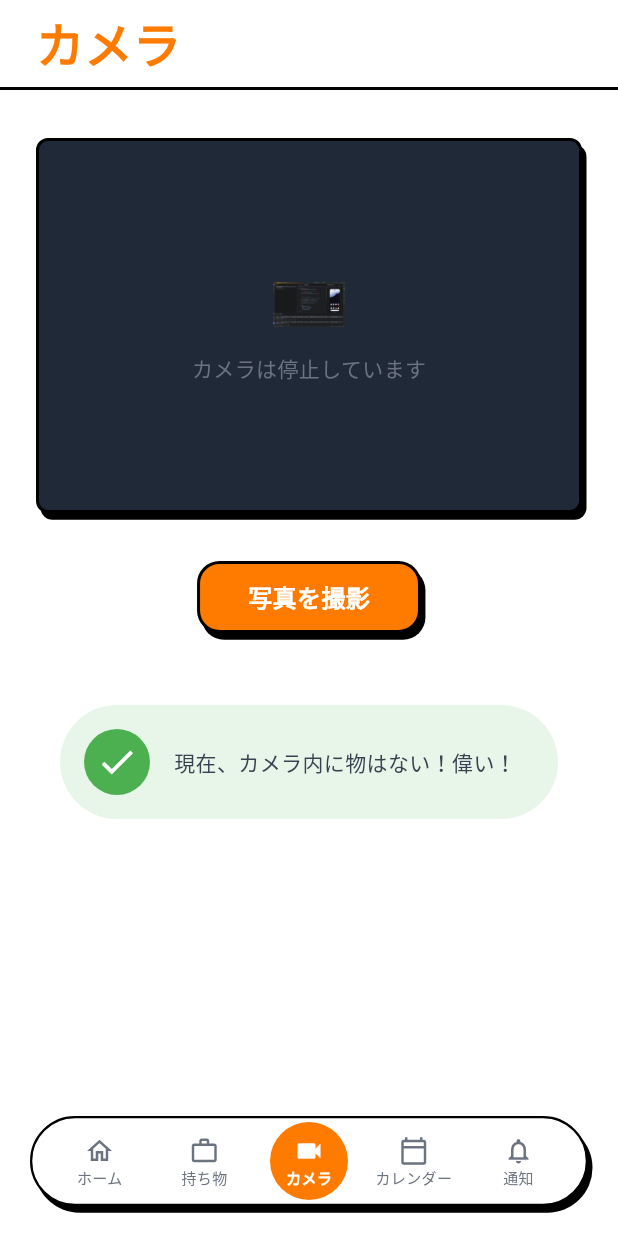
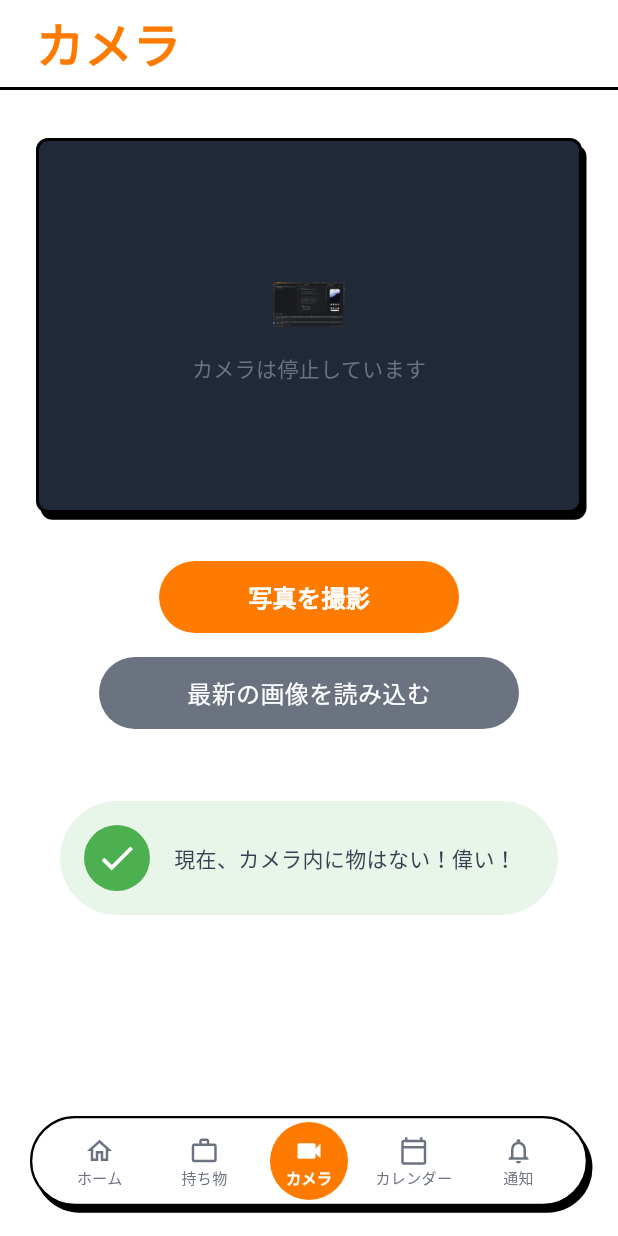
Before and after one commit to Aki0615/Motteko, a Flutter app: the CameraScreen screen opened by its route, on a phone screen of 412 x 824 dp. Run offline on Flutter 3.47's test engine with Material 3 defaults, Android fonts, the phone set to English and light mode, and no system bars; our stand-ins replace cloud_firestore, firebase_auth, firebase_core, flutter_blue_plus, flutter_local_notifications, go_router and 3 more; missing offline and left inert: holiday_jp; accounts and stored records are empty; Roboto replaces fonts that are missing (Zen Maru Gothic).

Commit message:
Add reload button to camera screen

```diff
--- a/lib/screens/camera_screen.dart
+++ b/lib/screens/camera_screen.dart
@@ -92,43 +92,61 @@ class _CameraScreenState extends State<CameraScreen> {
               const SizedBox(height: 32),
 
               // ============================================================
-              // 撮影ボタン
+              // 撮影ボタン & 画像更新ボタン
               // ============================================================
+              Column(
+                children: [
                   GestureDetector(
                     onTap: _takePhoto,
                     child: Container(
                       height: 48,
-                  padding: const EdgeInsets.symmetric(horizontal: 32),
+                      width: 200, // Figmaデザインに合わせた横幅
                       decoration: ShapeDecoration(
                         color: const Color(0xFFFF7B00),
                         shape: RoundedRectangleBorder(
-                      side: const BorderSide(width: 2, color: Colors.black),
-                      borderRadius: BorderRadius.circular(15),
+                          borderRadius: BorderRadius.circular(24), // 丸みを強く
                         ),
-                    shadows: const [
-                      BoxShadow(
-                        color: Colors.black,
-                        blurRadius: 0,
-                        offset: Offset(3, 4.5),
-                        spreadRadius: 0,
-                      )
-                    ],
                       ),
-                  child: Row(
-                    mainAxisSize: MainAxisSize.min,
-                    mainAxisAlignment: MainAxisAlignment.center,
-                    children: [
-                      Text(
+                      alignment: Alignment.center,
+                      child: Text(
                         '写真を撮影',
                         style: GoogleFonts.zenMaruGothic(
                           color: Colors.white,
                           fontSize: 16,
-                          fontWeight: FontWeight.w900,
+                          fontWeight: FontWeight.bold,
+                        ),
+                      ),
+                    ),
+                  ),
+                  const SizedBox(height: 16),
+                  GestureDetector(
+                    onTap: () {
+                      setState(() {
+                        // _timestampは未使用になったため、直接setState内では何もしなくてもbuildが走る。
+                        // 画像URLのタイムスタンプ部分は DateTime.now().millisecondsSinceEpoch で再生成される。
+                      });
+                    },
+                    child: Container(
+                      height: 48,
+                      width: 280, // 少し幅広のグレーボタン
+                      decoration: ShapeDecoration(
+                        color: const Color(0xFF6B7280), // グレー
+                        shape: RoundedRectangleBorder(
+                          borderRadius: BorderRadius.circular(24),
+                        ),
+                      ),
+                      alignment: Alignment.center,
+                      child: Text(
+                        '最新の画像を読み込む',
+                        style: GoogleFonts.zenMaruGothic(
+                          color: Colors.white,
+                          fontSize: 16,
+                          fontWeight: FontWeight.w500,
+                        ),
+                      ),
                     ),
                   ),
                 ],
-                  ),
-                ),
               ),
 
               const SizedBox(height: 48),
```
Lines whose indentation alone changed are shown as unchanged.
